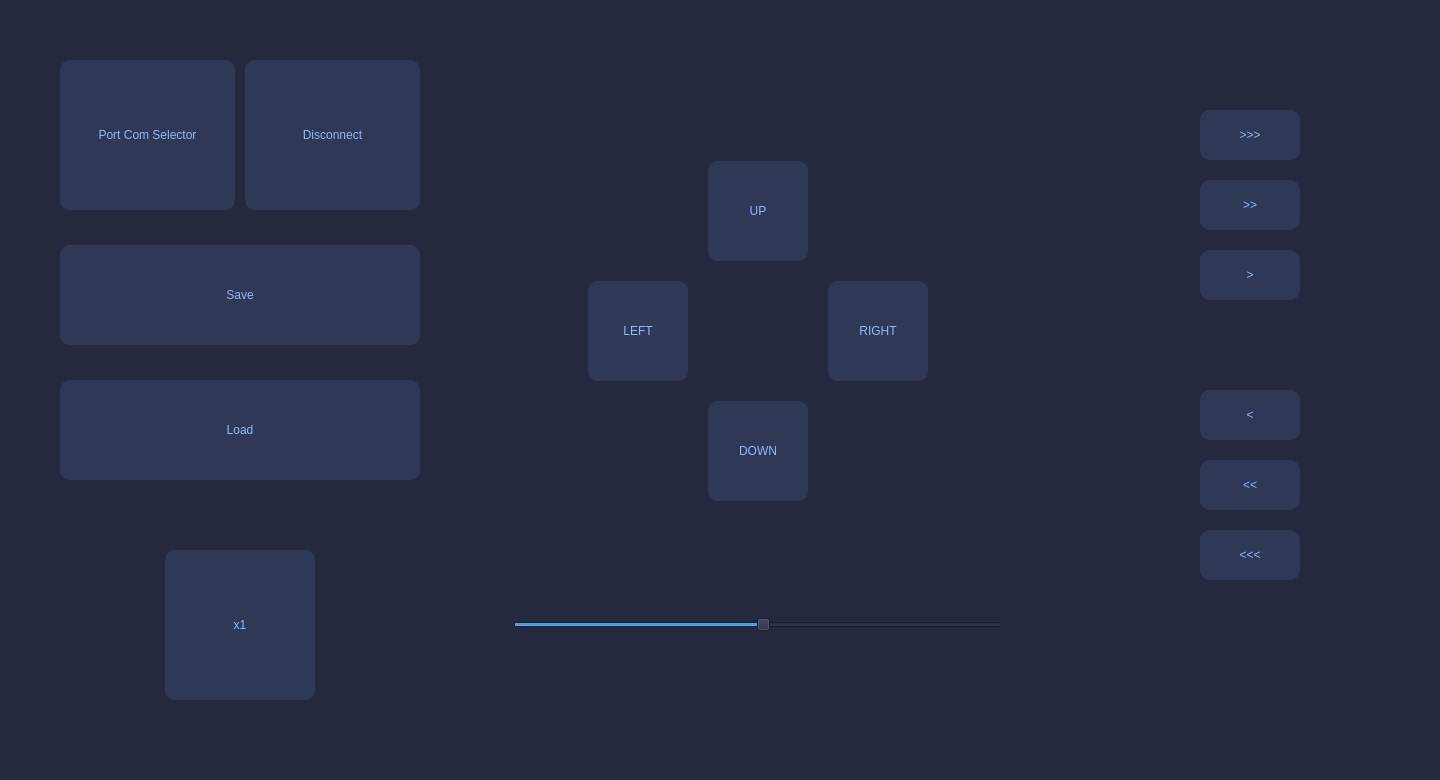
Old version of the form src/ihm.ui in the repository Diabltica/focus-remote.
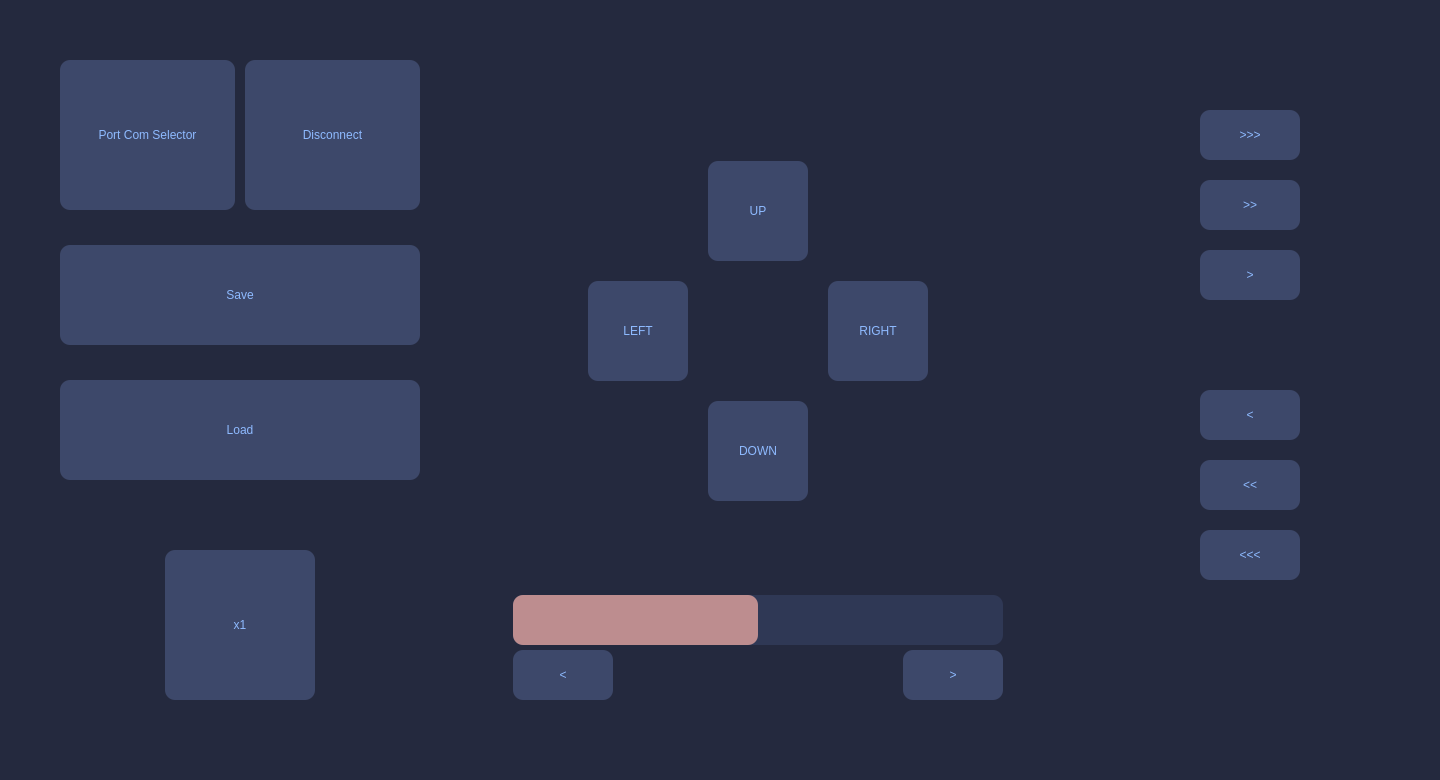
New version of the form.

Commit message: add button action

Patch:
```diff
--- a/src/ihm.ui
+++ b/src/ihm.ui
@@ -30,11 +30,17 @@
                     <enum>Qt::ClickFocus</enum>
                 </property>
                 <property name="styleSheet">
-                    <string notr="true">border-radius: 10px;
-                        color: #8ebaff;
-                        font: 700 12pt "Segoe UI";
-                        background-color: #2f3855;
-                        border-style: outset;
+                    <string notr="true">
+                        QPushButton{
+                            border-radius: 10px;
+                            color: #8ebaff;
+                            font: 700 12pt "Segoe UI";
+                            background-color: #3d486a;
+                            border-style: outset;
+                        }
+                        QPushButton::pressed{
+                            background-color: #2f3855;
+                        }
                     </string>
                 </property>
                 <property name="text">
@@ -54,11 +60,17 @@
                     <enum>Qt::ClickFocus</enum>
                 </property>
                 <property name="styleSheet">
-                    <string notr="true">border-radius: 10px;
+                    <string notr="true">
+                        QPushButton{
+                        border-radius: 10px;
                         color: #8ebaff;
                         font: 700 12pt "Segoe UI";
-                        background-color: #2f3855;
+                        background-color: #3d486a;
                         border-style: outset;
+                        }
+                        QPushButton::pressed{
+                        background-color: #2f3855;
+                        }
                     </string>
                 </property>
                 <property name="text">
@@ -78,11 +90,17 @@
                     <enum>Qt::ClickFocus</enum>
                 </property>
                 <property name="styleSheet">
-                    <string notr="true">border-radius: 10px;
+                    <string notr="true">
+                        QPushButton{
+                        border-radius: 10px;
                         color: #8ebaff;
                         font: 700 12pt "Segoe UI";
-                        background-color: #2f3855;
+                        background-color: #3d486a;
                         border-style: outset;
+                        }
+                        QPushButton::pressed{
+                        background-color: #2f3855;
+                        }
                     </string>
                 </property>
                 <property name="text">
@@ -102,11 +120,17 @@
                     <enum>Qt::ClickFocus</enum>
                 </property>
                 <property name="styleSheet">
-                    <string notr="true">border-radius: 10px;
+                    <string notr="true">
+                        QPushButton{
+                        border-radius: 10px;
                         color: #8ebaff;
                         font: 700 12pt "Segoe UI";
-                        background-color: #2f3855;
+                        background-color: #3d486a;
                         border-style: outset;
+                        }
+                        QPushButton::pressed{
+                        background-color: #2f3855;
+                        }
                     </string>
                 </property>
                 <property name="text">
@@ -126,36 +150,23 @@
                     <enum>Qt::ClickFocus</enum>
                 </property>
                 <property name="styleSheet">
-                    <string notr="true">border-radius: 10px;
+                    <string notr="true">
+                        QPushButton{
+                        border-radius: 10px;
                         color: #8ebaff;
                         font: 700 12pt "Segoe UI";
-                        background-color: #2f3855;
+                        background-color: #3d486a;
                         border-style: outset;
+                        }
+                        QPushButton::pressed{
+                        background-color: #2f3855;
+                        }
                     </string>
                 </property>
                 <property name="text">
                     <string>x1</string>
                 </property>
             </widget>
-            <widget class="QSlider" name="horizontalSlider">
-                <property name="geometry">
-                    <rect>
-                        <x>513</x>
-                        <y>595</y>
-                        <width>490</width>
-                        <height>60</height>
-                    </rect>
-                </property>
-                <property name="maximum">
-                    <number>41</number>
-                </property>
-                <property name="value">
-                    <number>21</number>
-                </property>
-                <property name="orientation">
-                    <enum>Qt::Horizontal</enum>
-                </property>
-            </widget>
             <widget class="QPushButton" name="PositionL">
                 <property name="geometry">
                     <rect>
@@ -166,11 +177,17 @@
                     </rect>
                 </property>
                 <property name="styleSheet">
-                    <string notr="true">border-radius: 10px;
+                    <string notr="true">
+                        QPushButton{
+                        border-radius: 10px;
                         color: #8ebaff;
                         font: 700 12pt "Segoe UI";
-                        background-color: #2f3855;
+                        background-color: #3d486a;
                         border-style: outset;
+                        }
+                        QPushButton::pressed{
+                        background-color: #2f3855;
+                        }
                     </string>
                 </property>
                 <property name="text">
@@ -187,11 +204,17 @@
                     </rect>
                 </property>
                 <property name="styleSheet">
-                    <string notr="true">border-radius: 10px;
+                    <string notr="true">
+                        QPushButton{
+                        border-radius: 10px;
                         color: #8ebaff;
                         font: 700 12pt "Segoe UI";
-                        background-color: #2f3855;
+                        background-color: #3d486a;
                         border-style: outset;
+                        }
+                        QPushButton::pressed{
+                        background-color: #2f3855;
+                        }
                     </string>
                 </property>
                 <property name="text">
@@ -208,11 +231,17 @@
                     </rect>
                 </property>
                 <property name="styleSheet">
-                    <string notr="true">border-radius: 10px;
+                    <string notr="true">
+                        QPushButton{
+                        border-radius: 10px;
                         color: #8ebaff;
                         font: 700 12pt "Segoe UI";
-                        background-color: #2f3855;
+                        background-color: #3d486a;
                         border-style: outset;
+                        }
+                        QPushButton::pressed{
+                        background-color: #2f3855;
+                        }
                     </string>
                 </property>
                 <property name="text">
@@ -229,11 +258,17 @@
                     </rect>
                 </property>
                 <property name="styleSheet">
-                    <string notr="true">border-radius: 10px;
+                    <string notr="true">
+                        QPushButton{
+                        border-radius: 10px;
                         color: #8ebaff;
                         font: 700 12pt "Segoe UI";
-                        background-color: #2f3855;
+                        background-color: #3d486a;
                         border-style: outset;
+                        }
+                        QPushButton::pressed{
+                        background-color: #2f3855;
+                        }
                     </string>
                 </property>
                 <property name="text">
@@ -254,7 +289,7 @@
                         color: #8ebaff;
                         font: 700 12pt "Segoe UI";
                         font: 700 12pt "Segoe UI";
-                        background-color: #2f3855;
+                        background-color: #3d486a;
                         border-style: outset;
                     </string>
                 </property>
@@ -272,12 +307,17 @@
                     </rect>
                 </property>
                 <property name="styleSheet">
-                    <string notr="true">border-radius: 10px;
+                    <string notr="true">
+                        QPushButton{
+                        border-radius: 10px;
                         color: #8ebaff;
                         font: 700 12pt "Segoe UI";
-
-                        background-color: #2f3855;
+                        background-color: #3d486a;
                         border-style: outset;
+                        }
+                        QPushButton::pressed{
+                        background-color: #2f3855;
+                        }
                     </string>
                 </property>
                 <property name="text">
@@ -294,38 +334,23 @@
                     </rect>
                 </property>
                 <property name="styleSheet">
-                    <string notr="true">border-radius: 10px;
+                    <string notr="true">
+                        QPushButton{
+                        border-radius: 10px;
                         color: #8ebaff;
                         font: 700 12pt "Segoe UI";
-                        background-color: #2f3855;
+                        background-color: #3d486a;
                         border-style: outset;
+                        }
+                        QPushButton::pressed{
+                        background-color: #2f3855;
+                        }
                     </string>
                 </property>
                 <property name="text">
                     <string>&gt;</string>
                 </property>
             </widget>
-            <widget class="QPushButton" name="FocusMM">
-                <property name="geometry">
-                    <rect>
-                        <x>1200</x>
-                        <y>460</y>
-                        <width>100</width>
-                        <height>50</height>
-                    </rect>
-                </property>
-                <property name="styleSheet">
-                    <string notr="true">border-radius: 10px;
-                        color: #8ebaff;
-                        font: 700 12pt "Segoe UI";
-                        background-color: #2f3855;
-                        border-style: outset;
-                    </string>
-                </property>
-                <property name="text">
-                    <string>&lt;&lt;</string>
-                </property>
-            </widget>
             <widget class="QPushButton" name="FocusMB">
                 <property name="geometry">
                     <rect>
@@ -336,17 +361,50 @@
                     </rect>
                 </property>
                 <property name="styleSheet">
-                    <string notr="true">border-radius: 10px;
+                    <string notr="true">
+                        QPushButton{
+                        border-radius: 10px;
                         color: #8ebaff;
                         font: 700 12pt "Segoe UI";
-                        background-color: #2f3855;
+                        background-color: #3d486a;
                         border-style: outset;
+                        }
+                        QPushButton::pressed{
+                        background-color: #2f3855;
+                        }
                     </string>
                 </property>
                 <property name="text">
                     <string>&lt;&lt;&lt;</string>
                 </property>
             </widget>
+            <widget class="QPushButton" name="FocusMM">
+                <property name="geometry">
+                    <rect>
+                        <x>1200</x>
+                        <y>460</y>
+                        <width>100</width>
+                        <height>50</height>
+                    </rect>
+                </property>
+                <property name="styleSheet">
+                    <string notr="true">
+                        QPushButton{
+                        border-radius: 10px;
+                        color: #8ebaff;
+                        font: 700 12pt "Segoe UI";
+                        background-color: #3d486a;
+                        border-style: outset;
+                        }
+                        QPushButton::pressed{
+                        background-color: #2f3855;
+                        }
+                    </string>
+                </property>
+                <property name="text">
+                    <string>&lt;&lt;</string>
+                </property>
+            </widget>
             <widget class="QPushButton" name="FocusMS">
                 <property name="geometry">
                     <rect>
@@ -357,11 +415,143 @@
                     </rect>
                 </property>
                 <property name="styleSheet">
+                    <string notr="true">
+                        QPushButton{
+                        border-radius: 10px;
+                        color: #8ebaff;
+                        font: 700 12pt "Segoe UI";
+                        background-color: #3d486a;
+                        border-style: outset;
+                        }
+                        QPushButton::pressed{
+                        background-color: #2f3855;
+                        }
+                    </string>
+                </property>
+                <property name="text">
+                    <string>&lt;</string>
+                </property>
+            </widget>
+            <widget class="QProgressBar" name="Exposure">
+                <property name="geometry">
+                    <rect>
+                        <x>513</x>
+                        <y>595</y>
+                        <width>490</width>
+                        <height>50</height>
+                    </rect>
+                </property>
+                <property name="styleSheet">
+                    <string notr="true">
+                        QProgressBar {
+                        border-radius: 10px;
+                        color: #ffffff;
+                        font: 700 12pt "Segoe UI";
+                        background-color: #2f3855;
+                        border-style: outset;
+                        }
+                        QProgressBar::chunk {
+                        border-radius: 10px;
+                        color: #bd8d8f;
+                        background-color: #bd8d8f;
+                        border-style: outset;
+                        }
+                    </string>
+                </property>
+                <property name="toolTipDuration">
+                    <number>-1</number>
+                </property>
+                <property name="layoutDirection">
+                    <enum>Qt::LeftToRight</enum>
+                </property>
+                <property name="minimum">
+                    <number>-500</number>
+                </property>
+                <property name="maximum">
+                    <number>500</number>
+                </property>
+                <property name="value">
+                    <number>0</number>
+                </property>
+                <property name="alignment">
+                    <set>Qt::AlignCenter</set>
+                </property>
+                <property name="format">
+                    <string/>
+                </property>
+            </widget>
+            <widget class="QLabel" name="ExposureIndicator">
+                <property name="geometry">
+                    <rect>
+                        <x>522</x>
+                        <y>600</y>
+                        <width>471</width>
+                        <height>41</height>
+                    </rect>
+                </property>
+                <property name="styleSheet">
                     <string notr="true">border-radius: 10px;
+                        color: #ffffff;
+                        font: 700 12pt "Segoe UI";
+                        background-color: rgba(0,0,0,0%);
+                        border-style: outset;
+                    </string>
+                </property>
+                <property name="text">
+                    <string/>
+                </property>
+                <property name="alignment">
+                    <set>Qt::AlignCenter</set>
+                </property>
+            </widget>
+            <widget class="QPushButton" name="ExposureI">
+                <property name="geometry">
+                    <rect>
+                        <x>903</x>
+                        <y>650</y>
+                        <width>100</width>
+                        <height>50</height>
+                    </rect>
+                </property>
+                <property name="styleSheet">
+                    <string notr="true">
+                        QPushButton{
+                        border-radius: 10px;
                         color: #8ebaff;
                         font: 700 12pt "Segoe UI";
+                        background-color: #3d486a;
+                        border-style: outset;
+                        }
+                        QPushButton::pressed{
                         background-color: #2f3855;
+                        }
+                    </string>
+                </property>
+                <property name="text">
+                    <string>&gt;</string>
+                </property>
+            </widget>
+            <widget class="QPushButton" name="ExposureD">
+                <property name="geometry">
+                    <rect>
+                        <x>513</x>
+                        <y>650</y>
+                        <width>100</width>
+                        <height>50</height>
+                    </rect>
+                </property>
+                <property name="styleSheet">
+                    <string notr="true">
+                        QPushButton{
+                        border-radius: 10px;
+                        color: #8ebaff;
+                        font: 700 12pt "Segoe UI";
+                        background-color: #3d486a;
                         border-style: outset;
+                        }
+                        QPushButton::pressed{
+                        background-color: #2f3855;
+                        }
                     </string>
                 </property>
                 <property name="text">
```
Left out of the diff: 3 changed lines with no effect on the pictures. The commit also changes 4 other files.
